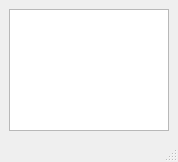
sytmdm/music-player, file musiclirc.ui: the form before one commit.
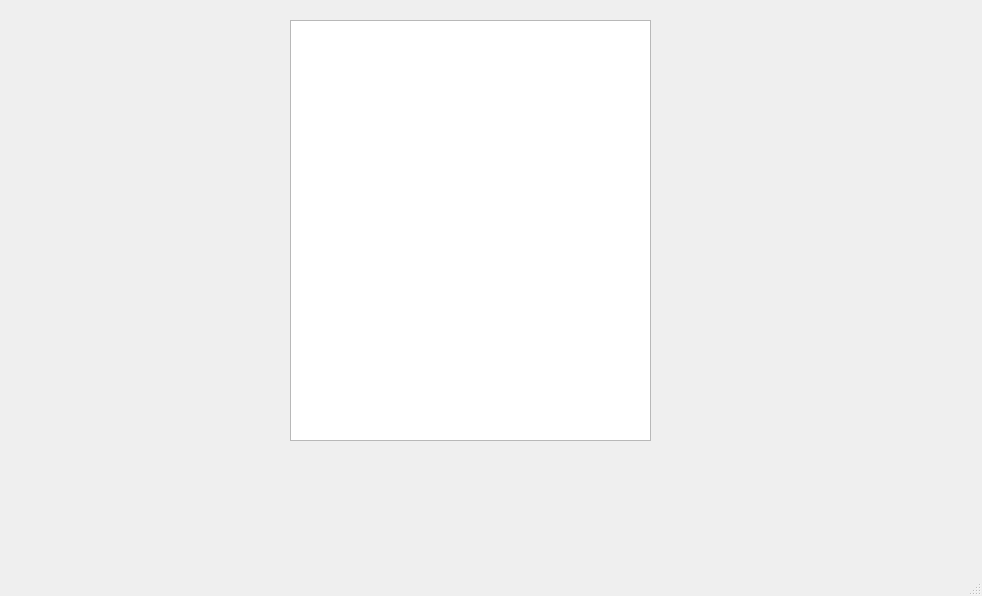
The form after the commit.

Diff of the .ui file:
```diff
--- a/musiclirc.ui
+++ b/musiclirc.ui
@@ -6,19 +6,24 @@
    <rect>
     <x>0</x>
     <y>0</y>
-    <width>178</width>
-    <height>162</height>
+    <width>982</width>
+    <height>596</height>
    </rect>
   </property>
   <property name="windowTitle">
    <string>MainWindow</string>
   </property>
   <widget class="QWidget" name="centralwidget">
-   <layout class="QGridLayout" name="gridLayout">
-    <item row="0" column="0">
-     <widget class="QListWidget" name="lyricMusicList"/>
-    </item>
-   </layout>
+   <widget class="QListWidget" name="lyricMusicList">
+    <property name="geometry">
+     <rect>
+      <x>290</x>
+      <y>20</y>
+      <width>361</width>
+      <height>421</height>
+     </rect>
+    </property>
+   </widget>
   </widget>
   <widget class="QMenuBar" name="menubar">
    <property name="geometry">
```
Left out of the diff: 2 changed lines with no effect on the pictures.
